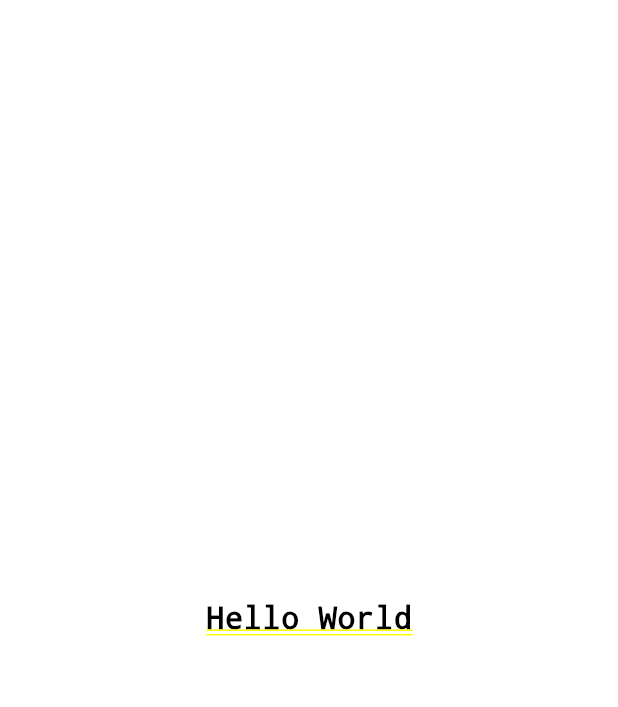
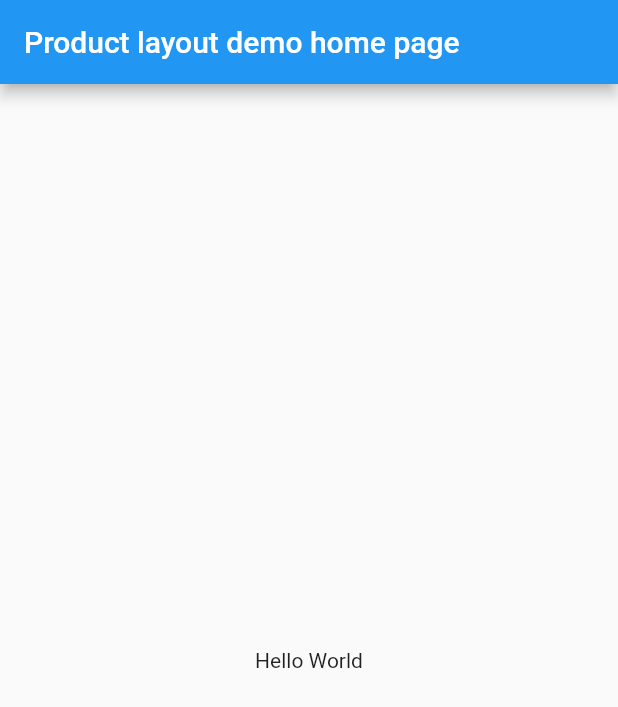
Before and after one commit to ABDULAZIZ94/flutter-test, a Flutter app: the screen it shows after launch, on a phone screen of 412 x 824 dp. Shown: the top 707 px of the screen. Run offline on Flutter 3.47's test engine with Material 2 defaults, Android fonts, the phone set to English and light mode, and no system bars.

Commit message:
advanced layout

```diff
--- a/lib/main.dart
+++ b/lib/main.dart
@@ -1,5 +1,4 @@
 import 'package:flutter/material.dart';
-
 void main() => runApp(MyApp());
 
 class MyApp extends StatelessWidget {
@@ -7,29 +6,21 @@ class MyApp extends StatelessWidget {
    @override
    Widget build(BuildContext context) {
       return MaterialApp(
-         title: 'Hello World Demo Application',
-         theme: ThemeData(
-            primarySwatch: Colors.blue,
-         ),
-         home: MyHomePage(title: 'Home page'),
+         title: 'Flutter Demo', theme: ThemeData(
+         primarySwatch: Colors.blue,),
+         home: MyHomePage(title: 'Product layout demo home page'),
       );
    }
 }
 class MyHomePage extends StatelessWidget {
    MyHomePage({Key key, this.title}) : super(key: key);
    final String title;
+
    @override
    Widget build(BuildContext context) {
-      return Container(
-         decoration: BoxDecoration(color: Colors.white,),
-         padding: EdgeInsets.all(25), child: Center(
-            child:Text(
-               'Hello World', style: TextStyle(
-                  color: Colors.black, letterSpacing: 0.5, fontSize: 20,
-               ),
-               textDirection: TextDirection.ltr,
-            ),
-         )
+      return Scaffold(
+         appBar: AppBar(title: Text(this.title),),
+         body: Center(child: Text( 'Hello World', )),
       );
    }
 }
```
